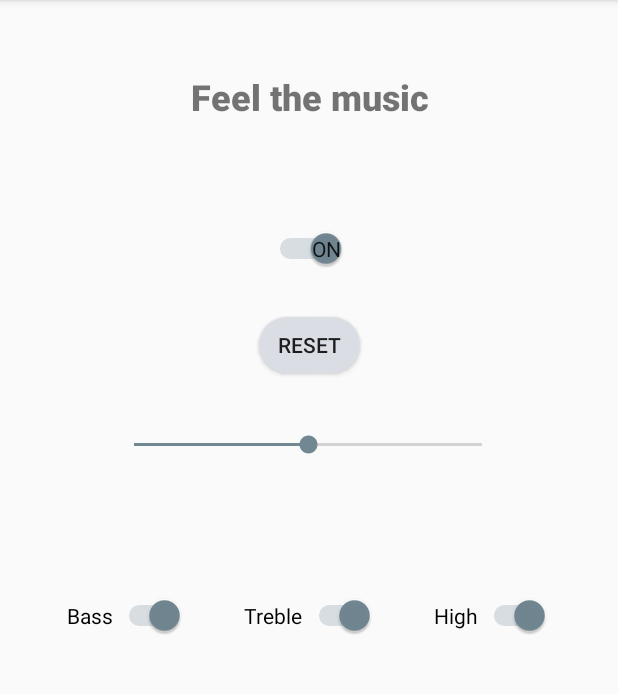
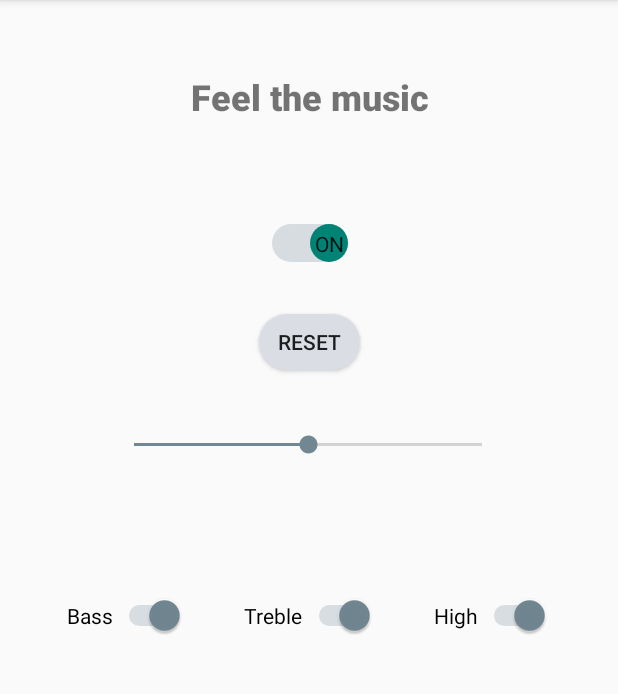
Before and after one commit to tundecz/smartInstrument, an Android app: the screen it shows after launch (MainActivity), on a phone screen of 412 x 824 dp, the part 84-778 px from its top. Run offline under Robolectric (Android 15) with nearby library versions, the phone set to English and light mode, and no system bars.

Commit message:
Implemented custom switch on/off button

```diff
--- /dev/null
+++ b/ClientApplication/app/src/main/res/drawable/custom_switch_path.xml
@@ -0,0 +1,17 @@
+<?xml version="1.0" encoding="utf-8"?>
+<shape xmlns:android="http://schemas.android.com/apk/res/android"
+    android:shape="rectangle"
+    android:visible="true"
+    android:dither="true"
+    android:useLevel="false"
+    >
+    <gradient
+        android:startColor="#d7dce0"
+        android:endColor="#d7dce0"/>
+    <corners
+        android:radius="15dp"
+        />
+    <size
+        android:width="65dp"
+        android:height="10dp"/>
+</shape>
--- /dev/null
+++ b/ClientApplication/app/src/main/res/drawable/custom_switch_thumb.xml
@@ -0,0 +1,41 @@
+<?xml version="1.0" encoding="utf-8"?>
+<selector xmlns:android="http://schemas.android.com/apk/res/android">
+    <item
+        android:state_checked="true">
+        <shape
+            android:shape="rectangle"
+            android:visible="true"
+            android:dither="true"
+            android:useLevel="false"
+            >
+            <gradient
+                android:startColor="#008375"
+                android:endColor="#008375"
+                />
+            <corners
+                android:radius="15dp"/>
+            <size
+                android:width="25dp"
+                android:height="25dp"/>
+        </shape>
+    </item>
+    <item
+        android:state_checked="false">
+        <shape
+            android:shape="rectangle"
+            android:visible="true"
+            android:dither="true"
+            android:useLevel="false"
+            >
+            <gradient
+                android:startColor="#ececec"
+                android:endColor="#ececec"
+                />
+            <corners
+                android:radius="15dp"/>
+            <size
+                android:width="25dp"
+                android:height="25dp"/>
+        </shape>
+    </item>
+</selector>
--- a/ClientApplication/app/src/main/res/layout/activity_main.xml
+++ b/ClientApplication/app/src/main/res/layout/activity_main.xml
@@ -43,21 +43,23 @@
 
     <Switch
         android:id="@+id/on_off_switch"
-        android:layout_width="67dp"
-        android:layout_height="37dp"
+        android:layout_width="54dp"
+        android:layout_height="40dp"
+        android:scaleX="1"
+        android:scaleY="1"
         android:showText="true"
+        android:textAllCaps="false"
         android:textFontWeight="100"
-        android:textAllCaps="false"
         android:textOff="@string/off"
         android:textOn="@string/on"
-        android:scaleX="1"
-        android:scaleY="1"
+        android:thumb="@drawable/custom_switch_thumb"
+        android:track="@drawable/custom_switch_path"
         app:layout_constraintBottom_toTopOf="@+id/seek_bar"
         app:layout_constraintEnd_toEndOf="parent"
-        app:layout_constraintHorizontal_bias="0.482"
+        app:layout_constraintHorizontal_bias="0.498"
         app:layout_constraintStart_toStartOf="parent"
         app:layout_constraintTop_toTopOf="parent"
-        app:layout_constraintVertical_bias="0.594"
+        app:layout_constraintVertical_bias="0.58"
         tools:targetApi="lollipop" />
 
     <TextView
```
